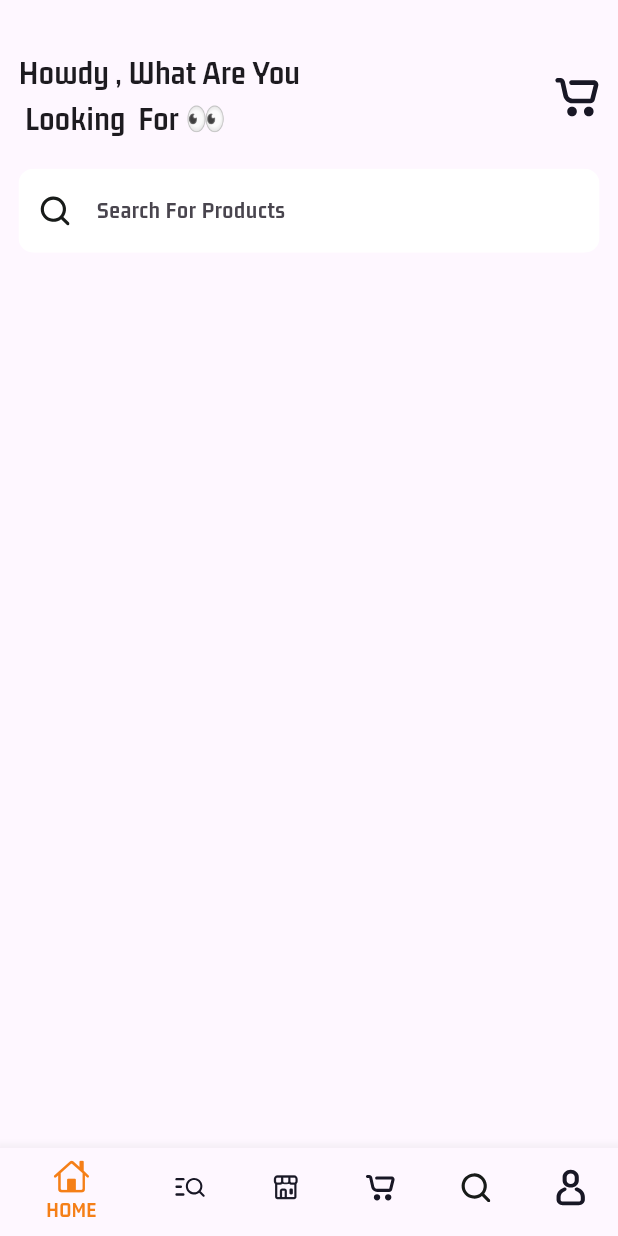
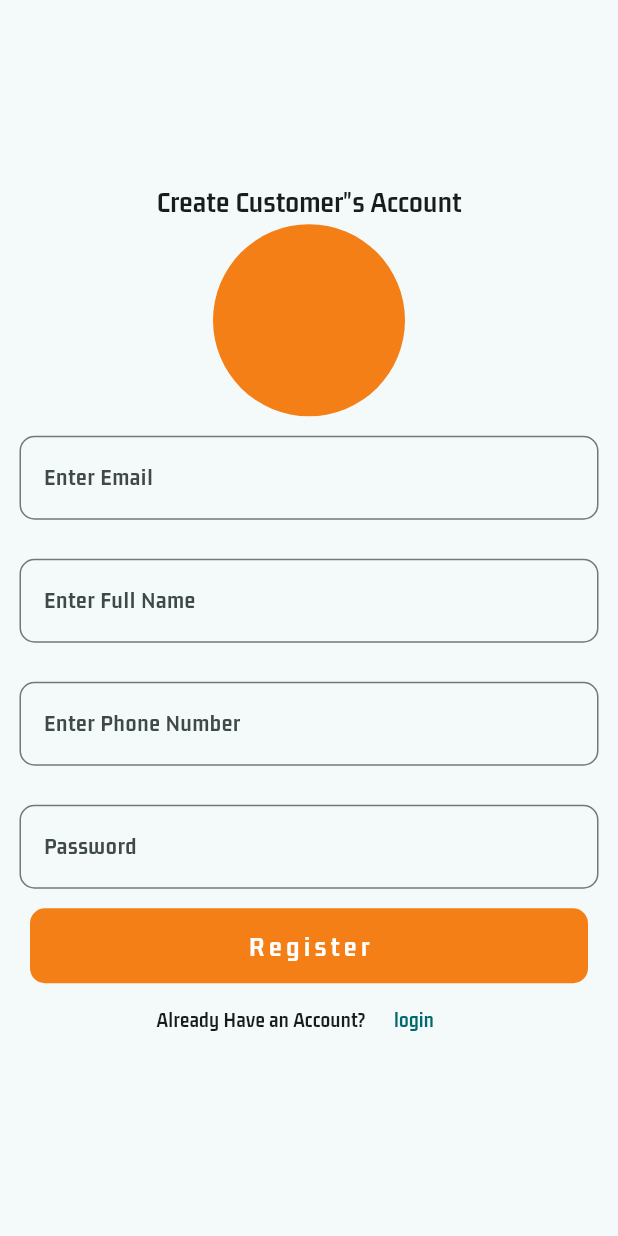
Before and after one commit to Kashifbacha89/multi_vendor_app, a Flutter app: the screen it shows after launch, on a phone screen of 412 x 824 dp. Run offline on Flutter 3.47's test engine with Material 2 defaults, Android fonts, the phone set to English and light mode, and no system bars; our stand-ins replace cloud_firestore, firebase_auth, firebase_core, flutter_svg; accounts and stored records are empty.

Commit message:
auth part is done

```diff
--- /dev/null
+++ b/lib/controllers/auth_controllers.dart
@@ -0,0 +1,20 @@
+import 'package:firebase_auth/firebase_auth.dart';
+class AuthController{
+  final FirebaseAuth _auth=FirebaseAuth.instance;
+  Future<String> signUpUsers(String email,String fullName,String phoneNumber,String password )async{
+    String res='Some error occurred';
+    try{
+      if(email.isNotEmpty &&fullName.isNotEmpty &&phoneNumber.isNotEmpty&&password.isNotEmpty){
+        //create user
+        UserCredential userCred=await _auth.createUserWithEmailAndPassword(email: email, password: password);
+        res='User Login Successfully';
+
+
+      }else{
+        res='Please Field must be not empty';
+      }
+
+    }catch(e){}
+    return res;
+  }
+}
--- a/lib/main.dart
+++ b/lib/main.dart
@@ -1,8 +1,12 @@
+import 'package:firebase_core/firebase_core.dart';
 import 'package:flutter/material.dart';
 import 'package:flutter/services.dart';
+import 'package:multi_vendor_app/view/buyers/auth/register_screen.dart';
 import 'package:multi_vendor_app/view/buyers/main_screen.dart';
 
-void main() {
+Future main() async{
+  WidgetsFlutterBinding.ensureInitialized();
+  await Firebase.initializeApp();
   runApp(const MyApp());
 }
 
@@ -18,11 +22,13 @@ class MyApp extends StatelessWidget {
       debugShowCheckedModeBanner: false,
       theme: ThemeData(
 
-        colorScheme: ColorScheme.fromSeed(seedColor: Colors.deepPurple),
+        colorScheme: ColorScheme.fromSeed(seedColor: const Color(0xff00adb5),),
         useMaterial3: true,
         fontFamily: 'Brand-Bold',
-      ),
-      home: const MainScreen(),
+    buttonTheme: const ButtonThemeData(
+    buttonColor: Color(0xff00adb5),
+      )),
+      home:  UserRegistrationScreen(),
     );
   }
 }
--- /dev/null
+++ b/lib/view/buyers/auth/register_screen.dart
@@ -0,0 +1,124 @@
+import 'package:flutter/material.dart';
+import 'package:multi_vendor_app/controllers/auth_controllers.dart';
+import 'package:multi_vendor_app/view/buyers/auth/user_login_screen.dart';
+class UserRegistrationScreen extends StatelessWidget {
+   UserRegistrationScreen({Key? key}) : super(key: key);
+
+   final AuthController _authController=AuthController();
+
+  late String email;
+  late String fullName;
+  late String phone;
+  late String password;
+  _signUpUser()async{
+    String res= await _authController.signUpUsers(email, fullName, phone, password);
+    if(res!='success'){
+      print(res);
+
+    }else{
+      print('GOOD');
+    }
+
+
+  }
+
+  @override
+  Widget build(BuildContext context) {
+    return  Scaffold(
+      body: Center(
+        child: SingleChildScrollView(
+          child: Column(
+            mainAxisAlignment: MainAxisAlignment.center,
+            children: [
+              const Text('Create Customer"s Account',style: TextStyle(fontSize: 20),),
+              CircleAvatar(radius: 64,
+              backgroundColor: Colors.yellow.shade900,
+              ),
+              Padding(padding: const EdgeInsets.all(13),
+                child: TextFormField(
+                  onChanged: (value){
+                    email=value;
+                  },
+                  decoration:  InputDecoration(
+                    labelText: 'Enter Email',
+                      border: OutlineInputBorder(
+                          borderSide: BorderSide(color: Colors.grey.shade700),
+                          borderRadius: BorderRadius.circular(10)
+                      )
+                  ),
+                ),
+              ),
+              Padding(padding: const EdgeInsets.all(13),
+                child: TextFormField(
+                  onChanged: (value){
+                    fullName=value;
+                  },
+                  decoration:  InputDecoration(
+                    labelText: 'Enter Full Name',
+                      border: OutlineInputBorder(
+                          borderSide: BorderSide(color: Colors.grey.shade700),
+                          borderRadius: BorderRadius.circular(10)
+                      )
+                  ),
+                ),
+              ),
+              Padding(padding: const EdgeInsets.all(13),
+                child: TextFormField(
+                  onChanged: (value){
+                    phone=value;
+                  },
+                  decoration:  InputDecoration(
+                    labelText: 'Enter Phone Number',
+                      border: OutlineInputBorder(
+                          borderSide: BorderSide(color: Colors.grey.shade700),
+                          borderRadius: BorderRadius.circular(10)
+                      )
+                  ),
+                ),
+              ),
+              Padding(padding: const EdgeInsets.all(13),
+                child: TextFormField(
+                  onChanged: (value){
+                    password=value;
+                  },
+                  decoration:  InputDecoration(
+                    labelText: 'Password',
+                      border: OutlineInputBorder(
+                          borderSide: BorderSide(color: Colors.grey.shade700),
+                          borderRadius: BorderRadius.circular(10)
+                      )
+                  ),
+                ),
+              ),
+              GestureDetector(
+                onTap: (){
+                  _signUpUser();
+                },
+                child: Container(
+                  width: MediaQuery.sizeOf(context).width-40,
+                  height: 50,
+                  decoration: BoxDecoration(
+                    color: Colors.yellow.shade900,
+                    borderRadius: BorderRadius.circular(10),
+                  ),
+                  child: const Center(child:  Text('Register',style: TextStyle(fontSize: 19,fontWeight: FontWeight.w800,color: Colors.white,
+                  letterSpacing: 3
+                  ),)),
+                ),
+              ),
+              Row(
+                mainAxisAlignment: MainAxisAlignment.center,
+                children: [
+                  const Text('Already Have an Account?'),
+                  TextButton(onPressed: (){
+                    Navigator.push(context, MaterialPageRoute(builder: (_)=>const UserLoginScreen()));
+                  }, child: const Text('login'))
+                ],
+              )
+            ],
+          ),
+        ),
+      ),
+    );
+  }
+}
--- a/lib/view/buyers/nav_screens/home_screen.dart
+++ b/lib/view/buyers/nav_screens/home_screen.dart
@@ -1,4 +1,6 @@
 import 'package:flutter/material.dart';
+import 'package:multi_vendor_app/view/buyers/nav_screens/widgets/banner_widget.dart';
+import 'package:multi_vendor_app/view/buyers/nav_screens/widgets/category_text.dart';
 import 'package:multi_vendor_app/view/buyers/nav_screens/widgets/search_input_widget.dart';
 import 'package:multi_vendor_app/view/buyers/nav_screens/widgets/welcome_text.dart';
 class HomeScreen extends StatelessWidget {
@@ -8,15 +10,15 @@ class HomeScreen extends StatelessWidget {
   Widget build(BuildContext context) {
     final height=MediaQuery.sizeOf(context).height*1;
     final width=MediaQuery.sizeOf(context).width*1;
-    return Padding(
-      padding:  EdgeInsets.symmetric(horizontal: width*.03,vertical: height*.04),
-      child:  Column(
-        children:[
-          const WelcomeText(),
-          SizedBox(height: height*.02,),
-          const SearchInputWidget(),
-        ]
-      ),
+    return Column(
+      crossAxisAlignment: CrossAxisAlignment.start,
+      children:[
+        const WelcomeText(),
+        SizedBox(height: height*.02,),
+        const SearchInputWidget(),
+        const BannerWidget(),
+         CategoryText(),
+      ]
     );
   }
 }
--- a/lib/view/buyers/nav_screens/widgets/search_input_widget.dart
+++ b/lib/view/buyers/nav_screens/widgets/search_input_widget.dart
@@ -7,7 +7,9 @@ class SearchInputWidget extends StatelessWidget {
 
   @override
   Widget build(BuildContext context) {
-    return ClipRRect(
+    return Padding(
+      padding: const EdgeInsets.all(12.0),
+      child: ClipRRect(
         borderRadius: BorderRadius.circular(10),
         child:  TextField(
           decoration: InputDecoration(
@@ -23,6 +25,7 @@ class SearchInputWidget extends StatelessWidget {
               )
           ),
         ),
+      ),
     );
   }
 }
```
Also changed, not shown: lib/view/buyers/auth/user_login_screen.dart (added, +66 -0 lines), lib/view/buyers/nav_screens/widgets/banner_widget.dart (added, +54 -0 lines), lib/view/buyers/nav_screens/widgets/category_text.dart (added, +45 -0 lines), lib/view/buyers/nav_screens/widgets/welcome_text.dart (+6 -1 lines), 3 other files. Lines whose indentation alone changed are shown as unchanged.
